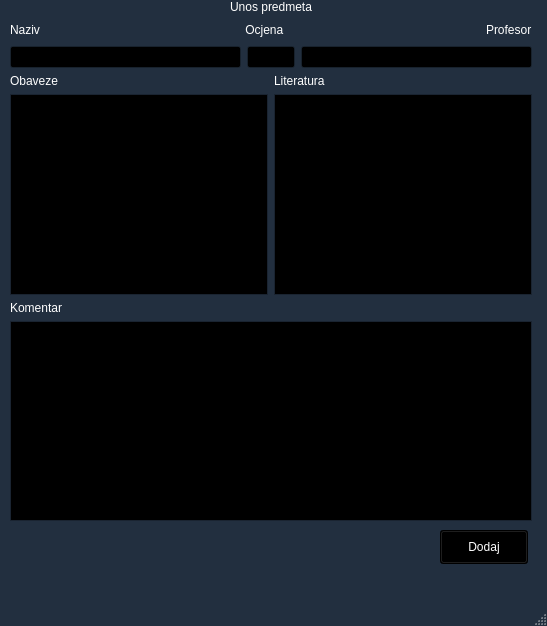
First picture: the form in mainwindow.ui, repository nela-dj/Theon1, before the edit.
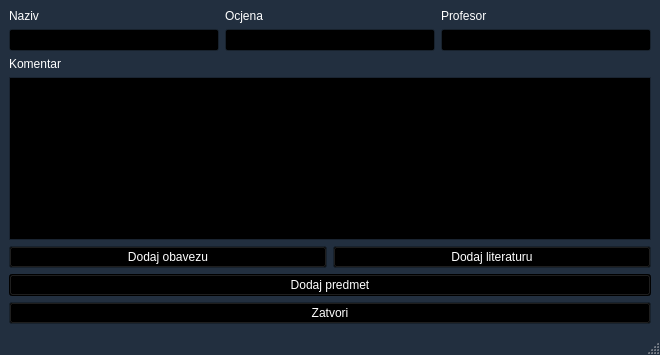
Second picture: the form after the edit.

Patch:
```diff
--- a/mainwindow.ui
+++ b/mainwindow.ui
@@ -6,8 +6,8 @@
    <rect>
     <x>0</x>
     <y>0</y>
-    <width>547</width>
-    <height>626</height>
+    <width>660</width>
+    <height>355</height>
    </rect>
   </property>
   <property name="palette">
@@ -429,578 +429,630 @@
    <string>MainWindow</string>
   </property>
   <widget class="QWidget" name="centralwidget">
-   <widget class="QPushButton" name="DodajPredmet">
-    <property name="geometry">
-     <rect>
-      <x>440</x>
-      <y>530</y>
-      <width>88</width>
-      <height>34</height>
-     </rect>
-    </property>
-    <property name="palette">
-     <palette>
-      <active>
-       <colorrole role="WindowText">
-        <brush brushstyle="SolidPattern">
-         <color alpha="255">
-          <red>255</red>
-          <green>255</green>
-          <blue>255</blue>
-         </color>
-        </brush>
-       </colorrole>
-       <colorrole role="Button">
-        <brush brushstyle="SolidPattern">
-         <color alpha="255">
-          <red>0</red>
-          <green>0</green>
-          <blue>0</blue>
-         </color>
-        </brush>
-       </colorrole>
-       <colorrole role="Light">
-        <brush brushstyle="SolidPattern">
-         <color alpha="255">
-          <red>0</red>
-          <green>0</green>
-          <blue>0</blue>
-         </color>
-        </brush>
-       </colorrole>
-       <colorrole role="Midlight">
-        <brush brushstyle="SolidPattern">
-         <color alpha="255">
-          <red>0</red>
-          <green>0</green>
-          <blue>0</blue>
-         </color>
-        </brush>
-       </colorrole>
-       <colorrole role="Dark">
-        <brush brushstyle="SolidPattern">
-         <color alpha="255">
-          <red>0</red>
-          <green>0</green>
-          <blue>0</blue>
-         </color>
-        </brush>
-       </colorrole>
-       <colorrole role="Mid">
-        <brush brushstyle="SolidPattern">
-         <color alpha="255">
-          <red>0</red>
-          <green>0</green>
-          <blue>0</blue>
-         </color>
-        </brush>
-       </colorrole>
-       <colorrole role="Text">
-        <brush brushstyle="SolidPattern">
-         <color alpha="255">
-          <red>255</red>
-          <green>255</green>
-          <blue>255</blue>
-         </color>
-        </brush>
-       </colorrole>
-       <colorrole role="BrightText">
-        <brush brushstyle="SolidPattern">
-         <color alpha="255">
-          <red>255</red>
-          <green>255</green>
-          <blue>255</blue>
-         </color>
-        </brush>
-       </colorrole>
-       <colorrole role="ButtonText">
-        <brush brushstyle="SolidPattern">
-         <color alpha="255">
-          <red>255</red>
-          <green>255</green>
-          <blue>255</blue>
-         </color>
-        </brush>
-       </colorrole>
-       <colorrole role="Base">
-        <brush brushstyle="SolidPattern">
-         <color alpha="255">
-          <red>0</red>
-          <green>0</green>
-          <blue>0</blue>
-         </color>
-        </brush>
-       </colorrole>
-       <colorrole role="Window">
-        <brush brushstyle="SolidPattern">
-         <color alpha="255">
-          <red>0</red>
-          <green>0</green>
-          <blue>0</blue>
-         </color>
-        </brush>
-       </colorrole>
-       <colorrole role="Shadow">
-        <brush brushstyle="SolidPattern">
-         <color alpha="255">
-          <red>0</red>
-          <green>0</green>
-          <blue>0</blue>
-         </color>
-        </brush>
-       </colorrole>
-       <colorrole role="AlternateBase">
-        <brush brushstyle="SolidPattern">
-         <color alpha="255">
-          <red>0</red>
-          <green>0</green>
-          <blue>0</blue>
-         </color>
-        </brush>
-       </colorrole>
-       <colorrole role="ToolTipBase">
-        <brush brushstyle="SolidPattern">
-         <color alpha="255">
-          <red>255</red>
-          <green>255</green>
-          <blue>220</blue>
-         </color>
-        </brush>
-       </colorrole>
-       <colorrole role="ToolTipText">
-        <brush brushstyle="SolidPattern">
-         <color alpha="255">
-          <red>0</red>
-          <green>0</green>
-          <blue>0</blue>
-         </color>
-        </brush>
-       </colorrole>
-      </active>
-      <inactive>
-       <colorrole role="WindowText">
-        <brush brushstyle="SolidPattern">
-         <color alpha="255">
-          <red>255</red>
-          <green>255</green>
-          <blue>255</blue>
-         </color>
-        </brush>
-       </colorrole>
-       <colorrole role="Button">
-        <brush brushstyle="SolidPattern">
-         <color alpha="255">
-          <red>0</red>
-          <green>0</green>
-          <blue>0</blue>
-         </color>
-        </brush>
-       </colorrole>
-       <colorrole role="Light">
-        <brush brushstyle="SolidPattern">
-         <color alpha="255">
-          <red>0</red>
-          <green>0</green>
-          <blue>0</blue>
-         </color>
-        </brush>
-       </colorrole>
-       <colorrole role="Midlight">
-        <brush brushstyle="SolidPattern">
-         <color alpha="255">
-          <red>0</red>
-          <green>0</green>
-          <blue>0</blue>
-         </color>
-        </brush>
-       </colorrole>
-       <colorrole role="Dark">
-        <brush brushstyle="SolidPattern">
-         <color alpha="255">
-          <red>0</red>
-          <green>0</green>
-          <blue>0</blue>
-         </color>
-        </brush>
-       </colorrole>
-       <colorrole role="Mid">
-        <brush brushstyle="SolidPattern">
-         <color alpha="255">
-          <red>0</red>
-          <green>0</green>
-          <blue>0</blue>
-         </color>
-        </brush>
-       </colorrole>
-       <colorrole role="Text">
-        <brush brushstyle="SolidPattern">
-         <color alpha="255">
-          <red>255</red>
-          <green>255</green>
-          <blue>255</blue>
-         </color>
-        </brush>
-       </colorrole>
-       <colorrole role="BrightText">
-        <brush brushstyle="SolidPattern">
-         <color alpha="255">
-          <red>255</red>
-          <green>255</green>
-          <blue>255</blue>
-         </color>
-        </brush>
-       </colorrole>
-       <colorrole role="ButtonText">
-        <brush brushstyle="SolidPattern">
-         <color alpha="255">
-          <red>255</red>
-          <green>255</green>
-          <blue>255</blue>
-         </color>
-        </brush>
-       </colorrole>
-       <colorrole role="Base">
-        <brush brushstyle="SolidPattern">
-         <color alpha="255">
-          <red>0</red>
-          <green>0</green>
-          <blue>0</blue>
-         </color>
-        </brush>
-       </colorrole>
-       <colorrole role="Window">
-        <brush brushstyle="SolidPattern">
-         <color alpha="255">
-          <red>0</red>
-          <green>0</green>
-          <blue>0</blue>
-         </color>
-        </brush>
-       </colorrole>
-       <colorrole role="Shadow">
-        <brush brushstyle="SolidPattern">
-         <color alpha="255">
-          <red>0</red>
-          <green>0</green>
-          <blue>0</blue>
-         </color>
-        </brush>
-       </colorrole>
-       <colorrole role="AlternateBase">
-        <brush brushstyle="SolidPattern">
-         <color alpha="255">
-          <red>0</red>
-          <green>0</green>
-          <blue>0</blue>
-         </color>
-        </brush>
-       </colorrole>
-       <colorrole role="ToolTipBase">
-        <brush brushstyle="SolidPattern">
-         <color alpha="255">
-          <red>255</red>
-          <green>255</green>
-          <blue>220</blue>
-         </color>
-        </brush>
-       </colorrole>
-       <colorrole role="ToolTipText">
-        <brush brushstyle="SolidPattern">
-         <color alpha="255">
-          <red>0</red>
-          <green>0</green>
-          <blue>0</blue>
-         </color>
-        </brush>
-       </colorrole>
-      </inactive>
-      <disabled>
-       <colorrole role="WindowText">
-        <brush brushstyle="SolidPattern">
-         <color alpha="255">
-          <red>0</red>
-          <green>0</green>
-          <blue>0</blue>
-         </color>
-        </brush>
-       </colorrole>
-       <colorrole role="Button">
-        <brush brushstyle="SolidPattern">
-         <color alpha="255">
-          <red>0</red>
-          <green>0</green>
-          <blue>0</blue>
-         </color>
-        </brush>
-       </colorrole>
-       <colorrole role="Light">
-        <brush brushstyle="SolidPattern">
-         <color alpha="255">
-          <red>0</red>
-          <green>0</green>
-          <blue>0</blue>
-         </color>
-        </brush>
-       </colorrole>
-       <colorrole role="Midlight">
-        <brush brushstyle="SolidPattern">
-         <color alpha="255">
-          <red>0</red>
-          <green>0</green>
-          <blue>0</blue>
-         </color>
-        </brush>
-       </colorrole>
-       <colorrole role="Dark">
-        <brush brushstyle="SolidPattern">
-         <color alpha="255">
-          <red>0</red>
-          <green>0</green>
-          <blue>0</blue>
-         </color>
-        </brush>
-       </colorrole>
-       <colorrole role="Mid">
-        <brush brushstyle="SolidPattern">
-         <color alpha="255">
-          <red>0</red>
-          <green>0</green>
-          <blue>0</blue>
-         </color>
-        </brush>
-       </colorrole>
-       <colorrole role="Text">
-        <brush brushstyle="SolidPattern">
-         <color alpha="255">
-          <red>0</red>
-          <green>0</green>
-          <blue>0</blue>
-         </color>
-        </brush>
-       </colorrole>
-       <colorrole role="BrightText">
-        <brush brushstyle="SolidPattern">
-         <color alpha="255">
-          <red>255</red>
-          <green>255</green>
-          <blue>255</blue>
-         </color>
-        </brush>
-       </colorrole>
-       <colorrole role="ButtonText">
-        <brush brushstyle="SolidPattern">
-         <color alpha="255">
-          <red>0</red>
-          <green>0</green>
-          <blue>0</blue>
-         </color>
-        </brush>
-       </colorrole>
-       <colorrole role="Base">
-        <brush brushstyle="SolidPattern">
-         <color alpha="255">
-          <red>0</red>
-          <green>0</green>
-          <blue>0</blue>
-         </color>
-        </brush>
-       </colorrole>
-       <colorrole role="Window">
-        <brush brushstyle="SolidPattern">
-         <color alpha="255">
-          <red>0</red>
-          <green>0</green>
-          <blue>0</blue>
-         </color>
-        </brush>
-       </colorrole>
-       <colorrole role="Shadow">
-        <brush brushstyle="SolidPattern">
-         <color alpha="255">
-          <red>0</red>
-          <green>0</green>
-          <blue>0</blue>
-         </color>
-        </brush>
-       </colorrole>
-       <colorrole role="AlternateBase">
-        <brush brushstyle="SolidPattern">
-         <color alpha="255">
-          <red>0</red>
-          <green>0</green>
-          <blue>0</blue>
-         </color>
-        </brush>
-       </colorrole>
-       <colorrole role="ToolTipBase">
-        <brush brushstyle="SolidPattern">
-         <color alpha="255">
-          <red>255</red>
-          <green>255</green>
-          <blue>220</blue>
-         </color>
-        </brush>
-       </colorrole>
-       <colorrole role="ToolTipText">
-        <brush brushstyle="SolidPattern">
-         <color alpha="255">
-          <red>0</red>
-          <green>0</green>
-          <blue>0</blue>
-         </color>
-        </brush>
-       </colorrole>
-      </disabled>
-     </palette>
-    </property>
-    <property name="text">
-     <string>Dodaj</string>
-    </property>
-   </widget>
-   <widget class="QWidget" name="">
-    <property name="geometry">
-     <rect>
-      <x>10</x>
-      <y>0</y>
-      <width>522</width>
-      <height>521</height>
-     </rect>
-    </property>
-    <layout class="QVBoxLayout" name="verticalLayout">
-     <item>
-      <widget class="QLabel" name="label">
-       <property name="text">
-        <string>Unos predmeta</string>
-       </property>
-       <property name="alignment">
-        <set>Qt::AlignHCenter|Qt::AlignTop</set>
-       </property>
-      </widget>
-     </item>
-     <item>
-      <layout class="QHBoxLayout" name="horizontalLayout">
-       <item alignment="Qt::AlignLeft">
-        <widget class="QLabel" name="label_2">
-         <property name="text">
-          <string>Naziv</string>
-         </property>
-        </widget>
-       </item>
-       <item>
-        <spacer name="horizontalSpacer_2">
-         <property name="orientation">
-          <enum>Qt::Horizontal</enum>
-         </property>
-         <property name="sizeHint" stdset="0">
-          <size>
-           <width>40</width>
-           <height>20</height>
-          </size>
-         </property>
-        </spacer>
-       </item>
-       <item>
-        <widget class="QLabel" name="label_3">
-         <property name="maximumSize">
-          <size>
-           <width>329</width>
-           <height>24</height>
-          </size>
-         </property>
-         <property name="text">
-          <string> Ocjena</string>
-         </property>
-        </widget>
-       </item>
-       <item>
-        <spacer name="horizontalSpacer">
-         <property name="orientation">
-          <enum>Qt::Horizontal</enum>
-         </property>
-         <property name="sizeHint" stdset="0">
-          <size>
-           <width>40</width>
-           <height>20</height>
-          </size>
-         </property>
-        </spacer>
-       </item>
-       <item>
-        <widget class="QLabel" name="label_4">
-         <property name="text">
-          <string>Profesor</string>
-         </property>
-        </widget>
-       </item>
-      </layout>
-     </item>
-     <item>
-      <layout class="QHBoxLayout" name="horizontalLayout_2">
-       <item>
-        <widget class="QLineEdit" name="NazivEdit"/>
-       </item>
-       <item>
-        <widget class="QLineEdit" name="OcjenaEdit">
-         <property name="maximumSize">
-          <size>
-           <width>48</width>
-           <height>32</height>
-          </size>
-         </property>
-        </widget>
-       </item>
-       <item>
-        <widget class="QLineEdit" name="ProfesorEdit"/>
-       </item>
-      </layout>
-     </item>
-     <item>
-      <layout class="QHBoxLayout" name="horizontalLayout_3">
-       <item>
-        <widget class="QLabel" name="label_5">
-         <property name="text">
-          <string>Obaveze</string>
-         </property>
-        </widget>
-       </item>
-       <item>
-        <widget class="QLabel" name="label_6">
-         <property name="text">
-          <string>Literatura</string>
-         </property>
-        </widget>
-       </item>
-      </layout>
-     </item>
-     <item>
-      <layout class="QHBoxLayout" name="horizontalLayout_4">
-       <item>
-        <widget class="QListWidget" name="ObavezeEdit"/>
-       </item>
-       <item>
-        <widget class="QListWidget" name="LiteraturaEdit"/>
-       </item>
-      </layout>
-     </item>
-     <item>
-      <widget class="QLabel" name="label_7">
-       <property name="text">
-        <string>Komentar</string>
-       </property>
-      </widget>
-     </item>
-     <item>
-      <widget class="QTextEdit" name="KomentarEdit">
-       <property name="maximumSize">
-        <size>
-         <width>16777215</width>
-         <height>256</height>
-        </size>
-       </property>
-      </widget>
-     </item>
-    </layout>
-   </widget>
+   <layout class="QHBoxLayout" name="horizontalLayout_2">
+    <item>
+     <layout class="QVBoxLayout" name="verticalLayout_5">
+      <item>
+       <layout class="QHBoxLayout" name="horizontalLayout">
+        <item>
+         <layout class="QVBoxLayout" name="verticalLayout_2">
+          <item>
+           <widget class="QLabel" name="label">
+            <property name="text">
+             <string>Naziv</string>
+            </property>
+           </widget>
+          </item>
+          <item>
+           <widget class="QLineEdit" name="NazivEdit"/>
+          </item>
+         </layout>
+        </item>
+        <item>
+         <layout class="QVBoxLayout" name="verticalLayout_3">
+          <item>
+           <widget class="QLabel" name="label_2">
+            <property name="text">
+             <string>Ocjena</string>
+            </property>
+           </widget>
+          </item>
+          <item>
+           <widget class="QLineEdit" name="OcjenaEdit"/>
+          </item>
+         </layout>
+        </item>
+        <item>
+         <layout class="QVBoxLayout" name="verticalLayout_4">
+          <item>
+           <widget class="QLabel" name="label_3">
+            <property name="text">
+             <string>Profesor</string>
+            </property>
+           </widget>
+          </item>
+          <item>
+           <widget class="QLineEdit" name="ProfesorEdit"/>
+          </item>
+         </layout>
+        </item>
+       </layout>
+      </item>
+      <item>
+       <layout class="QVBoxLayout" name="verticalLayout">
+        <item>
+         <widget class="QLabel" name="label_4">
+          <property name="text">
+           <string>Komentar</string>
+          </property>
+         </widget>
+        </item>
+        <item>
+         <widget class="QTextEdit" name="KomentarEdit"/>
+        </item>
+       </layout>
+      </item>
+      <item>
+       <layout class="QHBoxLayout" name="horizontalLayout_3">
+        <item>
+         <widget class="QPushButton" name="dodajObavezu">
+          <property name="palette">
+           <palette>
+            <active>
+             <colorrole role="Button">
+              <brush brushstyle="SolidPattern">
+               <color alpha="255">
+                <red>0</red>
+                <green>0</green>
+                <blue>0</blue>
+               </color>
+              </brush>
+             </colorrole>
+            </active>
+            <inactive>
+             <colorrole role="Button">
+              <brush brushstyle="SolidPattern">
+               <color alpha="255">
+                <red>0</red>
+                <green>0</green>
+                <blue>0</blue>
+               </color>
+              </brush>
+             </colorrole>
+            </inactive>
+            <disabled>
+             <colorrole role="Button">
+              <brush brushstyle="SolidPattern">
+               <color alpha="255">
+                <red>0</red>
+                <green>0</green>
+                <blue>0</blue>
+               </color>
+              </brush>
+             </colorrole>
+            </disabled>
+           </palette>
+          </property>
+          <property name="text">
+           <string>Dodaj obavezu</string>
+          </property>
+         </widget>
+        </item>
+        <item>
+         <widget class="QPushButton" name="dodajLiteraturu">
+          <property name="palette">
+           <palette>
+            <active>
+             <colorrole role="Button">
+              <brush brushstyle="SolidPattern">
+               <color alpha="255">
+                <red>0</red>
+                <green>0</green>
+                <blue>0</blue>
+               </color>
+              </brush>
+             </colorrole>
+            </active>
+            <inactive>
+             <colorrole role="Button">
+              <brush brushstyle="SolidPattern">
+               <color alpha="255">
+                <red>0</red>
+                <green>0</green>
+                <blue>0</blue>
+               </color>
+              </brush>
+             </colorrole>
+            </inactive>
+            <disabled>
+             <colorrole role="Button">
+              <brush brushstyle="SolidPattern">
+               <color alpha="255">
+                <red>0</red>
+                <green>0</green>
+                <blue>0</blue>
+               </color>
+              </brush>
+             </colorrole>
+            </disabled>
+           </palette>
+          </property>
+          <property name="text">
+           <string>Dodaj literaturu</string>
+          </property>
+         </widget>
+        </item>
+       </layout>
+      </item>
+      <item>
+       <widget class="QPushButton" name="dodajPredmet">
+        <property name="palette">
+         <palette>
+          <active>
+           <colorrole role="WindowText">
+            <brush brushstyle="SolidPattern">
+             <color alpha="255">
+              <red>255</red>
+              <green>255</green>
+              <blue>255</blue>
+             </color>
+            </brush>
+           </colorrole>
+           <colorrole role="Button">
+            <brush brushstyle="SolidPattern">
+             <color alpha="255">
+              <red>0</red>
+              <green>0</green>
+              <blue>0</blue>
+             </color>
+            </brush>
+           </colorrole>
+           <colorrole role="Light">
+            <brush brushstyle="SolidPattern">
+             <color alpha="255">
+              <red>0</red>
+              <green>0</green>
+              <blue>0</blue>
+             </color>
+            </brush>
+           </colorrole>
+           <colorrole role="Midlight">
+            <brush brushstyle="SolidPattern">
+             <color alpha="255">
+              <red>0</red>
+              <green>0</green>
+              <blue>0</blue>
+             </color>
+            </brush>
+           </colorrole>
+           <colorrole role="Dark">
+            <brush brushstyle="SolidPattern">
+             <color alpha="255">
+              <red>0</red>
+              <green>0</green>
+              <blue>0</blue>
+             </color>
+            </brush>
+           </colorrole>
+           <colorrole role="Mid">
+            <brush brushstyle="SolidPattern">
+             <color alpha="255">
+              <red>0</red>
+              <green>0</green>
+              <blue>0</blue>
+             </color>
+            </brush>
+           </colorrole>
+           <colorrole role="Text">
+            <brush brushstyle="SolidPattern">
+             <color alpha="255">
+              <red>255</red>
+              <green>255</green>
+              <blue>255</blue>
+             </color>
+            </brush>
+           </colorrole>
+           <colorrole role="BrightText">
+            <brush brushstyle="SolidPattern">
+             <color alpha="255">
+              <red>255</red>
+              <green>255</green>
+              <blue>255</blue>
+             </color>
+            </brush>
+           </colorrole>
+           <colorrole role="ButtonText">
+            <brush brushstyle="SolidPattern">
+             <color alpha="255">
+              <red>255</red>
+              <green>255</green>
+              <blue>255</blue>
+             </color>
+            </brush>
+           </colorrole>
+           <colorrole role="Base">
+            <brush brushstyle="SolidPattern">
+             <color alpha="255">
+              <red>0</red>
+              <green>0</green>
+              <blue>0</blue>
+             </color>
+            </brush>
+           </colorrole>
+           <colorrole role="Window">
+            <brush brushstyle="SolidPattern">
+             <color alpha="255">
+              <red>0</red>
+              <green>0</green>
+              <blue>0</blue>
+             </color>
+            </brush>
+           </colorrole>
+           <colorrole role="Shadow">
+            <brush brushstyle="SolidPattern">
+             <color alpha="255">
+              <red>0</red>
+              <green>0</green>
+              <blue>0</blue>
+             </color>
+            </brush>
+           </colorrole>
+           <colorrole role="AlternateBase">
+            <brush brushstyle="SolidPattern">
+             <color alpha="255">
+              <red>0</red>
+              <green>0</green>
+              <blue>0</blue>
+             </color>
+            </brush>
+           </colorrole>
+           <colorrole role="ToolTipBase">
+            <brush brushstyle="SolidPattern">
+             <color alpha="255">
+              <red>255</red>
+              <green>255</green>
+              <blue>220</blue>
+             </color>
+            </brush>
+           </colorrole>
+           <colorrole role="ToolTipText">
+            <brush brushstyle="SolidPattern">
+             <color alpha="255">
+              <red>0</red>
+              <green>0</green>
+              <blue>0</blue>
+             </color>
+            </brush>
+           </colorrole>
+          </active>
+          <inactive>
+           <colorrole role="WindowText">
+            <brush brushstyle="SolidPattern">
+             <color alpha="255">
+              <red>255</red>
+              <green>255</green>
+              <blue>255</blue>
+             </color>
+            </brush>
+           </colorrole>
+           <colorrole role="Button">
+            <brush brushstyle="SolidPattern">
+             <color alpha="255">
+              <red>0</red>
+              <green>0</green>
+              <blue>0</blue>
+             </color>
+            </brush>
+           </colorrole>
+           <colorrole role="Light">
+            <brush brushstyle="SolidPattern">
+             <color alpha="255">
+              <red>0</red>
+              <green>0</green>
+              <blue>0</blue>
+             </color>
+            </brush>
+           </colorrole>
+           <colorrole role="Midlight">
+            <brush brushstyle="SolidPattern">
+             <color alpha="255">
+              <red>0</red>
+              <green>0</green>
+              <blue>0</blue>
+             </color>
+            </brush>
+           </colorrole>
+           <colorrole role="Dark">
+            <brush brushstyle="SolidPattern">
+             <color alpha="255">
+              <red>0</red>
+              <green>0</green>
+              <blue>0</blue>
+             </color>
+            </brush>
+           </colorrole>
+           <colorrole role="Mid">
+            <brush brushstyle="SolidPattern">
+             <color alpha="255">
+              <red>0</red>
+              <green>0</green>
+              <blue>0</blue>
+             </color>
+            </brush>
+           </colorrole>
+           <colorrole role="Text">
+            <brush brushstyle="SolidPattern">
+             <color alpha="255">
+              <red>255</red>
+              <green>255</green>
+              <blue>255</blue>
+             </color>
+            </brush>
+           </colorrole>
+           <colorrole role="BrightText">
+            <brush brushstyle="SolidPattern">
+             <color alpha="255">
+              <red>255</red>
+              <green>255</green>
+              <blue>255</blue>
+             </color>
+            </brush>
+           </colorrole>
+           <colorrole role="ButtonText">
+            <brush brushstyle="SolidPattern">
+             <color alpha="255">
+              <red>255</red>
+              <green>255</green>
+              <blue>255</blue>
+             </color>
+            </brush>
+           </colorrole>
+           <colorrole role="Base">
+            <brush brushstyle="SolidPattern">
+             <color alpha="255">
+              <red>0</red>
+              <green>0</green>
+              <blue>0</blue>
+             </color>
+            </brush>
+           </colorrole>
+           <colorrole role="Window">
+            <brush brushstyle="SolidPattern">
+             <color alpha="255">
+              <red>0</red>
+              <green>0</green>
+              <blue>0</blue>
+             </color>
+            </brush>
+           </colorrole>
+           <colorrole role="Shadow">
+            <brush brushstyle="SolidPattern">
+             <color alpha="255">
+              <red>0</red>
+              <green>0</green>
+              <blue>0</blue>
+             </color>
+            </brush>
+           </colorrole>
+           <colorrole role="AlternateBase">
+            <brush brushstyle="SolidPattern">
+             <color alpha="255">
+              <red>0</red>
+              <green>0</green>
+              <blue>0</blue>
+             </color>
+            </brush>
+           </colorrole>
+           <colorrole role="ToolTipBase">
+            <brush brushstyle="SolidPattern">
+             <color alpha="255">
+              <red>255</red>
+              <green>255</green>
+              <blue>220</blue>
+             </color>
+            </brush>
+           </colorrole>
+           <colorrole role="ToolTipText">
+            <brush brushstyle="SolidPattern">
+             <color alpha="255">
+              <red>0</red>
+              <green>0</green>
+              <blue>0</blue>
+             </color>
+            </brush>
+           </colorrole>
+          </inactive>
+          <disabled>
+           <colorrole role="WindowText">
+            <brush brushstyle="SolidPattern">
+             <color alpha="255">
+              <red>0</red>
+              <green>0</green>
+              <blue>0</blue>
+             </color>
+            </brush>
+           </colorrole>
+           <colorrole role="Button">
+            <brush brushstyle="SolidPattern">
+             <color alpha="255">
+              <red>0</red>
+              <green>0</green>
+              <blue>0</blue>
+             </color>
+            </brush>
+           </colorrole>
+           <colorrole role="Light">
+            <brush brushstyle="SolidPattern">
+             <color alpha="255">
+              <red>0</red>
+              <green>0</green>
+              <blue>0</blue>
+             </color>
+            </brush>
+           </colorrole>
+           <colorrole role="Midlight">
+            <brush brushstyle="SolidPattern">
+             <color alpha="255">
+              <red>0</red>
+              <green>0</green>
+              <blue>0</blue>
+             </color>
+            </brush>
+           </colorrole>
+           <colorrole role="Dark">
+            <brush brushstyle="SolidPattern">
+             <color alpha="255">
+              <red>0</red>
+              <green>0</green>
+              <blue>0</blue>
+             </color>
+            </brush>
+           </colorrole>
+           <colorrole role="Mid">
+            <brush brushstyle="SolidPattern">
+             <color alpha="255">
+              <red>0</red>
+              <green>0</green>
+              <blue>0</blue>
+             </color>
+            </brush>
+           </colorrole>
+           <colorrole role="Text">
+            <brush brushstyle="SolidPattern">
+             <color alpha="255">
+              <red>0</red>
+              <green>0</green>
+              <blue>0</blue>
+             </color>
+            </brush>
+           </colorrole>
+           <colorrole role="BrightText">
+            <brush brushstyle="SolidPattern">
+             <color alpha="255">
+              <red>255</red>
+              <green>255</green>
+              <blue>255</blue>
+             </color>
+            </brush>
+           </colorrole>
+           <colorrole role="ButtonText">
+            <brush brushstyle="SolidPattern">
+             <color alpha="255">
+              <red>0</red>
+              <green>0</green>
+              <blue>0</blue>
+             </color>
+            </brush>
+           </colorrole>
+           <colorrole role="Base">
+            <brush brushstyle="SolidPattern">
+             <color alpha="255">
+              <red>0</red>
+              <green>0</green>
+              <blue>0</blue>
+             </color>
+            </brush>
+           </colorrole>
+           <colorrole role="Window">
+            <brush brushstyle="SolidPattern">
+             <color alpha="255">
+              <red>0</red>
+              <green>0</green>
+              <blue>0</blue>
+             </color>
+            </brush>
+           </colorrole>
+           <colorrole role="Shadow">
+            <brush brushstyle="SolidPattern">
+             <color alpha="255">
+              <red>0</red>
+              <green>0</green>
+              <blue>0</blue>
+             </color>
+            </brush>
+           </colorrole>
+           <colorrole role="AlternateBase">
+            <brush brushstyle="SolidPattern">
+             <color alpha="255">
+              <red>0</red>
+              <green>0</green>
+              <blue>0</blue>
+             </color>
+            </brush>
+           </colorrole>
+           <colorrole role="ToolTipBase">
+            <brush brushstyle="SolidPattern">
+             <color alpha="255">
+              <red>255</red>
+              <green>255</green>
+              <blue>220</blue>
+             </color>
+            </brush>
+           </colorrole>
+           <colorrole role="ToolTipText">
+            <brush brushstyle="SolidPattern">
+             <color alpha="255">
+              <red>0</red>
+              <green>0</green>
+              <blue>0</blue>
+             </color>
+            </brush>
+           </colorrole>
+          </disabled>
+         </palette>
+        </property>
+        <property name="text">
+         <string>Dodaj predmet</string>
+        </property>
+       </widget>
+      </item>
+      <item>
+       <widget class="QPushButton" name="pushButton">
+        <property name="palette">
+         <palette>
+          <active>
+           <colorrole role="Button">
+            <brush brushstyle="SolidPattern">
+             <color alpha="255">
+              <red>0</red>
+              <green>0</green>
+              <blue>0</blue>
+             </color>
+            </brush>
+           </colorrole>
+          </active>
+          <inactive>
+           <colorrole role="Button">
+            <brush brushstyle="SolidPattern">
+             <color alpha="255">
+              <red>0</red>
+              <green>0</green>
+              <blue>0</blue>
+             </color>
+            </brush>
+           </colorrole>
+          </inactive>
+          <disabled>
+           <colorrole role="Button">
+            <brush brushstyle="SolidPattern">
+             <color alpha="255">
+              <red>0</red>
+              <green>0</green>
+              <blue>0</blue>
+             </color>
+            </brush>
+           </colorrole>
+          </disabled>
+         </palette>
+        </property>
+        <property name="text">
+         <string>Zatvori</string>
+        </property>
+       </widget>
+      </item>
+     </layout>
+    </item>
+   </layout>
   </widget>
   <widget class="QMenuBar" name="menubar">
    <property name="geometry">
```
Left out of the diff: 60 changed lines with no effect on the pictures.
